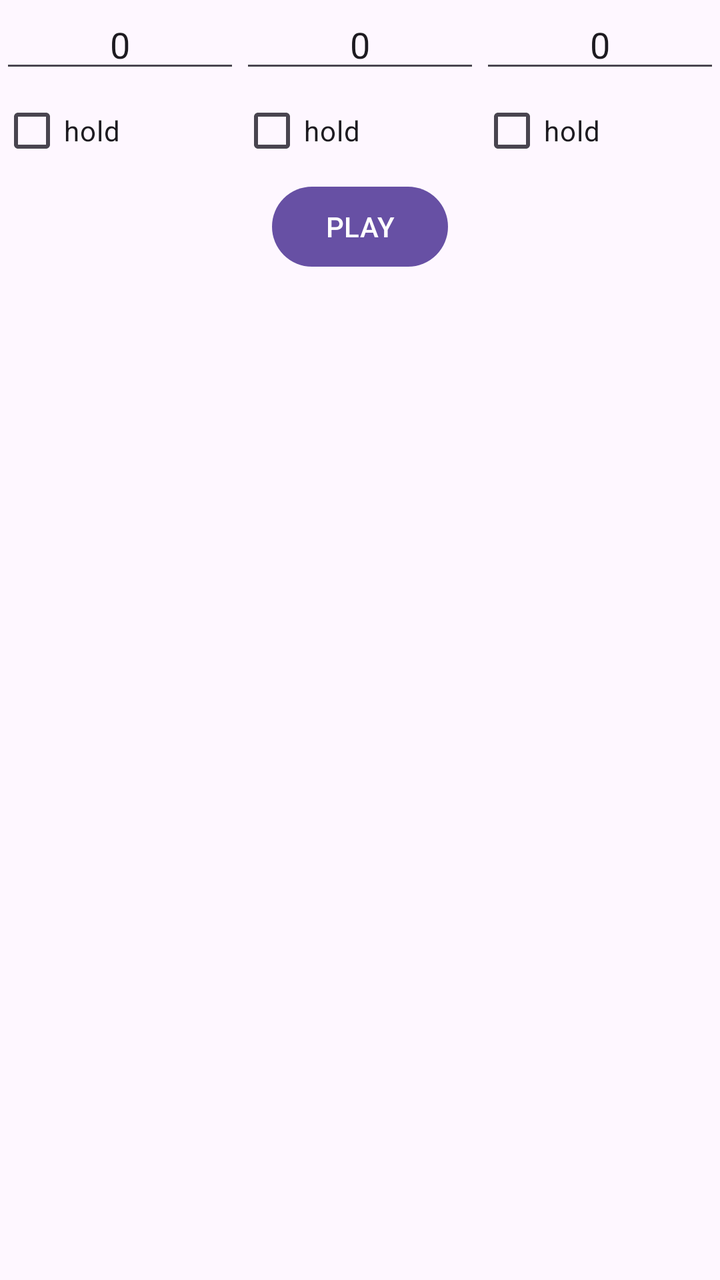
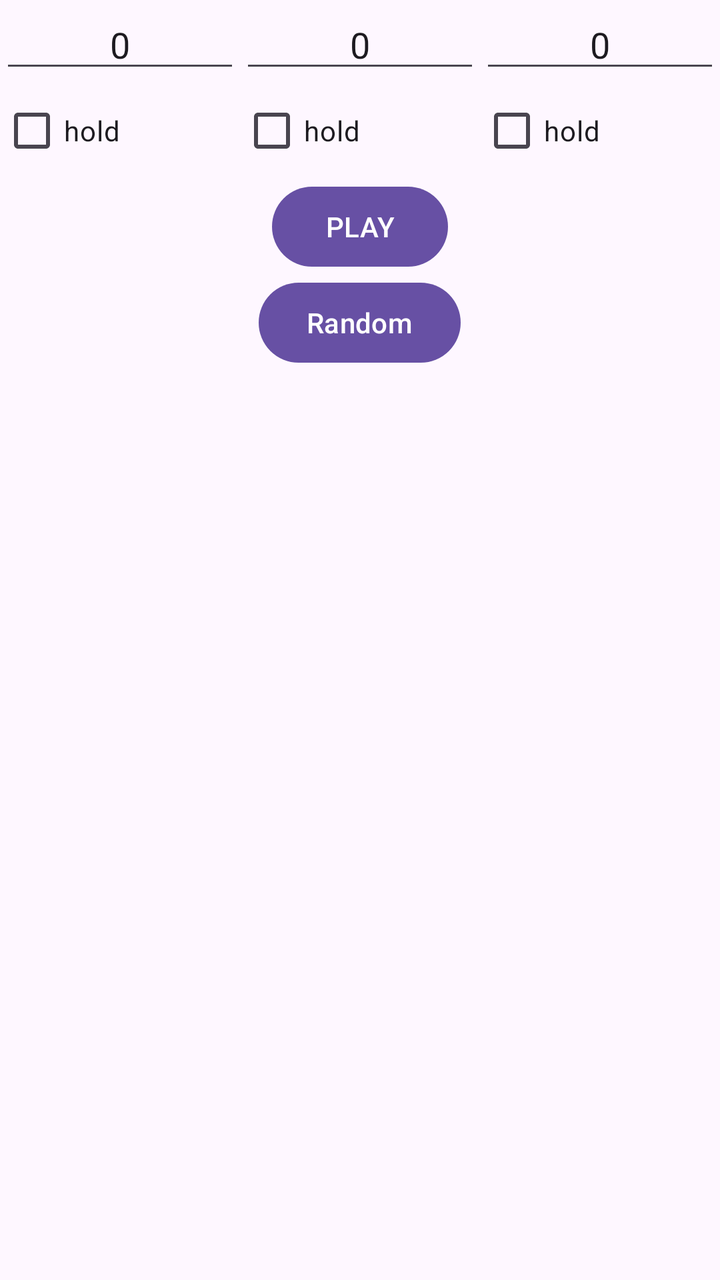

Screens rendered from an Android XML layout before and after an edit, with the pre-edit source and the edit as a unified diff.
<!-- AndroidManifest.xml: application theme Theme.PracticalTest01Var06 -->
<!-- res/layout/activity_practical_test01_var06_main.xml -->
<?xml version="1.0" encoding="utf-8"?>
<LinearLayout xmlns:android="http://schemas.android.com/apk/res/android"
    xmlns:app="http://schemas.android.com/apk/res-auto"
    xmlns:tools="http://schemas.android.com/tools"
    android:id="@+id/main"
    android:layout_width="match_parent"
    android:layout_height="match_parent"
    android:orientation="vertical"
    tools:context=".PracticalTest01Var06MainActivity">
    <LinearLayout
        android:layout_width="match_parent"
        android:layout_height="wrap_content"
        android:orientation="horizontal">
        <EditText
            android:id="@+id/leftNumber"
            android:layout_width="0dp"
            android:layout_height="wrap_content"
            android:layout_weight="1"
            android:gravity="center"
            android:text="0"/>
        <EditText
            android:id="@+id/middleNumber"
            android:layout_width="0dp"
            android:layout_height="wrap_content"
            android:layout_weight="1"
            android:gravity="center"
            android:text="0"/>
        <EditText
            android:id="@+id/rightNumber"
            android:layout_width="0dp"
            android:layout_height="wrap_content"
            android:layout_weight="1"
            android:gravity="center"
            android:text="0"/>
    </LinearLayout>
    <LinearLayout
        android:layout_width="match_parent"
        android:layout_height="wrap_content"
        android:orientation="horizontal">
        <CheckBox
            android:id="@+id/leftCheckbox"
            android:layout_width="0dp"
            android:layout_height="wrap_content"
            android:layout_weight="1"
            android:text="hold" />
        <CheckBox
            android:id="@+id/middleCheckbox"
            android:layout_width="0dp"
            android:layout_height="wrap_content"
            android:layout_weight="1"
            android:text="hold" />
        <CheckBox
            android:id="@+id/rightCheckbox"
            android:layout_width="0dp"
            android:layout_height="wrap_content"
            android:layout_weight="1"
            android:text="hold" />
    </LinearLayout>
    <Button
        android:id="@+id/buttonPlay"
        android:layout_width="wrap_content"
        android:layout_height="wrap_content"
        android:layout_gravity="center"
        android:text="PLAY"/>
</LinearLayout>
<!-- resources referenced by this layout -->
<resources>
  <style name="Theme.PracticalTest01Var06" parent="Base.Theme.PracticalTest01Var06" />
  <style name="Base.Theme.PracticalTest01Var06" parent="Theme.Material3.DayNight.NoActionBar">
          
          
      </style>
</resources>

<!-- the commit's change to res/layout/activity_practical_test01_var06_main.xml (unified diff, before → after) -->
@@ -62,4 +62,10 @@
         android:layout_height="wrap_content"
         android:layout_gravity="center"
         android:text="PLAY"/>
+    <Button
+        android:id="@+id/buttonRandom"
+        android:layout_width="wrap_content"
+        android:layout_height="wrap_content"
+        android:layout_gravity="center"
+        android:text="Random"/>
 </LinearLayout>
